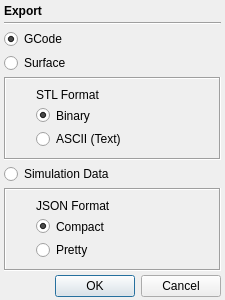
Old version of the form qt/export_dialog.ui in the repository CauldronDevelopmentLLC/CAMotics.
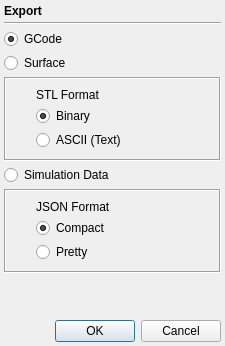
New version of the form.

The edit to the form file:
```diff
--- a/qt/export_dialog.ui
+++ b/qt/export_dialog.ui
@@ -10,7 +10,7 @@
     <x>0</x>
     <y>0</y>
     <width>225</width>
-    <height>300</height>
+    <height>346</height>
    </rect>
   </property>
   <property name="minimumSize">
```
